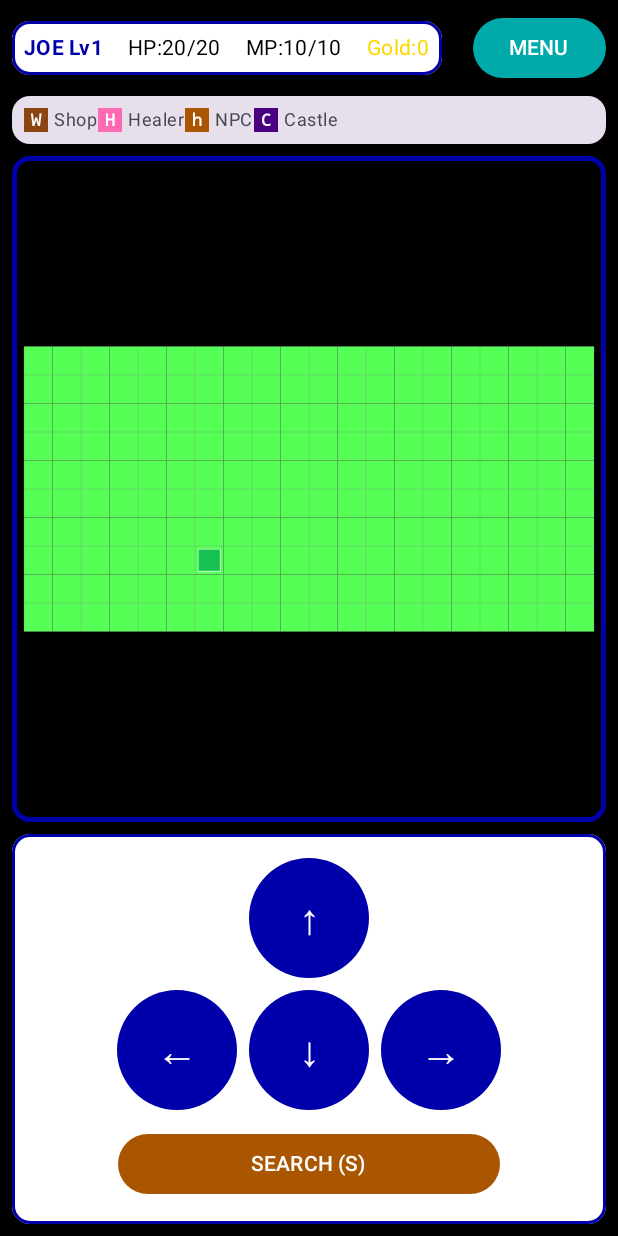
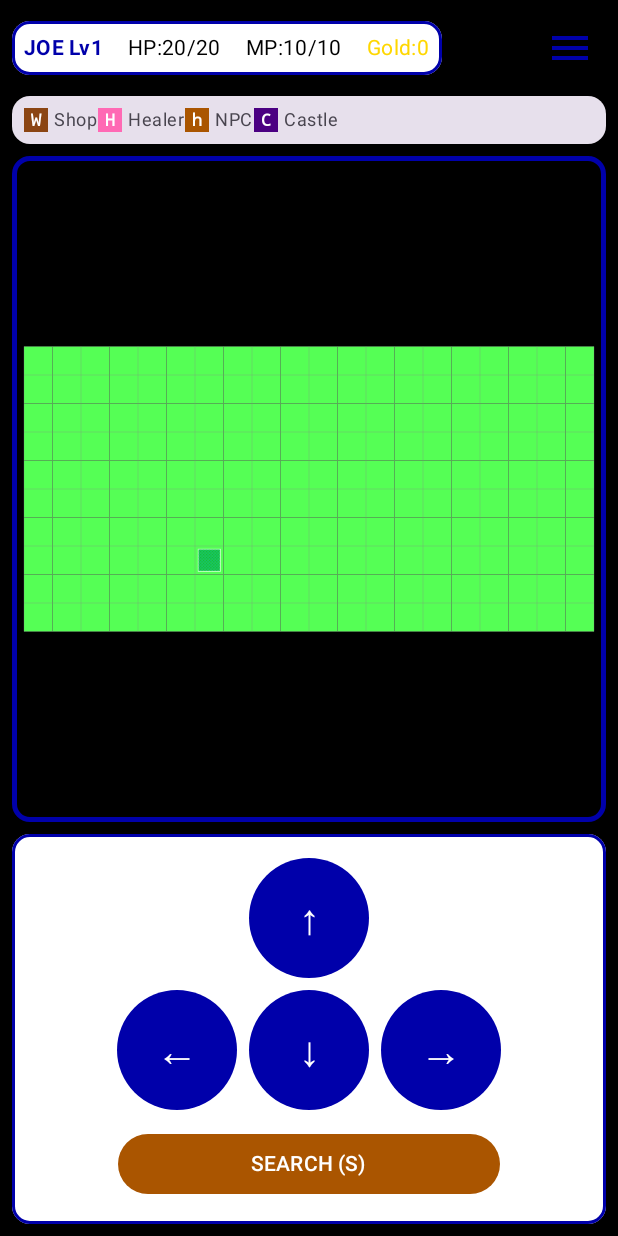
Before and after one commit to gmilette/The-Evil-Wrath-of-Zargon-App, an Android app built with Jetpack Compose: the screen it shows after launch (MainActivity), after a tap on "New Game", on a phone screen of 412 x 824 dp. Run offline under Robolectric (Android 15) with nearby library versions, the phone set to English and light mode, and no system bars; our stand-ins replace Dagger/Hilt's generated code.

Commit message:
Feature: Replace MENU text with menu icon
Changes:
- Replaced text "MENU" button with Material Icons menu icon (☰)
- Icon is more visually compact and follows modern UI conventions
- Maintains same functionality - opens the in-game menu

Shop/Healer Exit Position:
- Verified that shop and healer exit correctly return player to original position
- Shops and healers do not modify player position - position is preserved

Death/Game Over:
- Game Over screen is already fully implemented
- When player dies (HP reaches 0), BattleResult.Defeat triggers Game Over screen
- Screen shows final stats (level, gold, experience)
- "Return to Title" button starts a new game and returns to title screen
- Player can load a previously saved game from the title screen

```diff
--- a/app/app/src/main/java/com/greenopal/zargon/ui/screens/MapScreen.kt
+++ b/app/app/src/main/java/com/greenopal/zargon/ui/screens/MapScreen.kt
@@ -14,6 +14,8 @@ import androidx.compose.foundation.layout.height
 import androidx.compose.foundation.layout.padding
 import androidx.compose.foundation.layout.size
 import androidx.compose.foundation.layout.width
+import androidx.compose.material.icons.Icons
+import androidx.compose.material.icons.filled.Menu
 import androidx.compose.material3.AlertDialog
 import androidx.compose.material3.Button
 import androidx.compose.material3.ButtonDefaults
@@ -254,13 +256,16 @@ private fun HeaderBar(
         }
 
         // Menu button
-        Button(
+        IconButton(
             onClick = onOpenMenu,
-            colors = ButtonDefaults.buttonColors(
-                containerColor = MaterialTheme.colorScheme.secondary
+            modifier = Modifier.size(48.dp)
+        ) {
+            Icon(
+                imageVector = Icons.Default.Menu,
+                contentDescription = "Menu",
+                tint = MaterialTheme.colorScheme.primary,
+                modifier = Modifier.size(32.dp)
             )
-        ) {
-            Text("MENU")
         }
     }
 }
```
